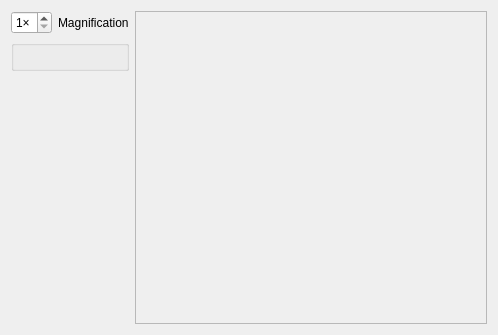
The window that Libretro/mgba/src/platform/qt/MapView.ui (kiddreads/Avalon-copy2) describes before a commit, drawn with Qt 5.
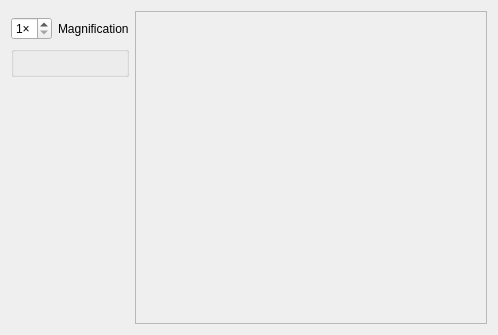
The same window after the commit. Custom widgets are drawn as their Qt base class.

What changed in the file:
```diff
--- a/Libretro/mgba/src/platform/qt/MapView.ui
+++ b/Libretro/mgba/src/platform/qt/MapView.ui
@@ -14,10 +14,7 @@
    <string>Maps</string>
   </property>
   <layout class="QGridLayout" name="gridLayout">
-   <item row="1" column="0">
-    <widget class="QGBA::AssetTile" name="tile"/>
-   </item>
-   <item row="0" column="1" rowspan="3">
+   <item row="0" column="1" rowspan="4">
     <widget class="QScrollArea" name="scrollArea">
      <property name="widgetResizable">
       <bool>true</bool>
@@ -44,6 +41,9 @@
     </widget>
    </item>
    <item row="2" column="0">
+    <widget class="QGBA::AssetTile" name="tile"/>
+   </item>
+   <item row="3" column="0">
     <spacer name="verticalSpacer">
      <property name="orientation">
       <enum>Qt::Vertical</enum>
@@ -56,7 +56,7 @@
      </property>
     </spacer>
    </item>
-   <item row="0" column="0">
+   <item row="1" column="0">
     <layout class="QHBoxLayout" name="horizontalLayout_4">
      <item>
       <widget class="QSpinBox" name="magnification">
```
Left out of the diff: 6 changed lines with no effect on the pictures.
